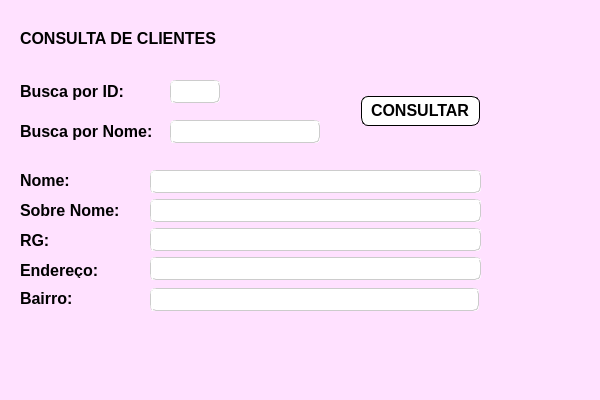
The window that ConsultaClientes.ui (addryyano/ProjetoFinalSenac) describes before a commit, drawn with Qt 5.
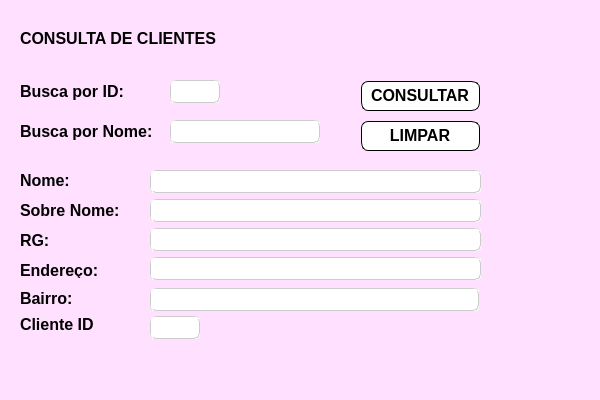
The same window after the commit.

Commit message: Projeto apresentado, falta ajustes...

The edit to the form file:
```diff
--- a/ConsultaClientes.ui
+++ b/ConsultaClientes.ui
@@ -160,7 +160,7 @@
     <property name="geometry">
      <rect>
       <x>360</x>
-      <y>95</y>
+      <y>80</y>
       <width>120</width>
       <height>31</height>
      </rect>
@@ -355,6 +355,75 @@
      <string>Bairro:</string>
     </property>
    </widget>
+   <widget class="QPushButton" name="btnLimparCliente">
+    <property name="geometry">
+     <rect>
+      <x>360</x>
+      <y>120</y>
+      <width>120</width>
+      <height>31</height>
+     </rect>
+    </property>
+    <property name="font">
+     <font>
+      <pointsize>12</pointsize>
+      <weight>75</weight>
+      <bold>true</bold>
+     </font>
+    </property>
+    <property name="styleSheet">
+     <string notr="true">background-color: rgb(255, 255, 255);
+border-radius: 8px;
+border-style: groove;
+border-width: 2px
+</string>
+    </property>
+    <property name="text">
+     <string>LIMPAR</string>
+    </property>
+   </widget>
+   <widget class="QLabel" name="label_2">
+    <property name="geometry">
+     <rect>
+      <x>20</x>
+      <y>316</y>
+      <width>81</width>
+      <height>16</height>
+     </rect>
+    </property>
+    <property name="font">
+     <font>
+      <pointsize>12</pointsize>
+      <weight>75</weight>
+      <bold>true</bold>
+     </font>
+    </property>
+    <property name="text">
+     <string>Cliente ID</string>
+    </property>
+   </widget>
+   <widget class="QLineEdit" name="txtClienteIdConsulta">
+    <property name="geometry">
+     <rect>
+      <x>150</x>
+      <y>316</y>
+      <width>50</width>
+      <height>23</height>
+     </rect>
+    </property>
+    <property name="font">
+     <font>
+      <pointsize>12</pointsize>
+     </font>
+    </property>
+    <property name="styleSheet">
+     <string notr="true">background-color: rgb(255, 255, 255);
+border-radius: 5px;
+border-style: groove;
+border-width: 1px;
+border-color: rgb(204, 204, 204)</string>
+    </property>
+   </widget>
   </widget>
   <widget class="QMenuBar" name="menubar">
    <property name="geometry">
```
The commit also changes 1 other file.
